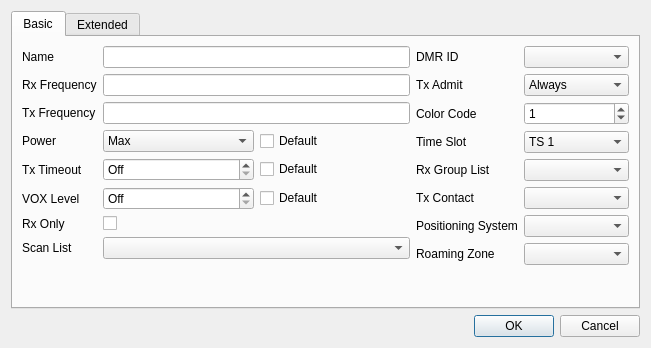
Old version of the form src/digitalchanneldialog.ui in the repository hmatuschek/qdmr.
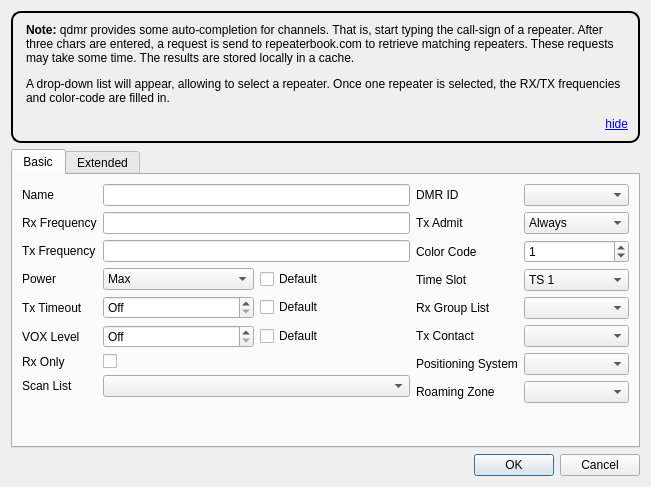
New version of the form. Custom widgets are drawn as their Qt base class.

Commit message: Added notes about auto-completion to channel dialogs. Fixes #258.

```diff
--- a/src/digitalchanneldialog.ui
+++ b/src/digitalchanneldialog.ui
@@ -7,13 +7,29 @@
     <x>0</x>
     <y>0</y>
     <width>651</width>
-    <height>348</height>
+    <height>487</height>
    </rect>
   </property>
   <property name="windowTitle">
    <string>Edit Digital Channel</string>
   </property>
   <layout class="QVBoxLayout" name="verticalLayout">
+   <item>
+    <widget class="QLabel" name="hintLabel">
+     <property name="styleSheet">
+      <string notr="true">padding:10px;border: 2px solid black; border-radius: 10px;</string>
+     </property>
+     <property name="text">
+      <string>&lt;html&gt;&lt;head/&gt;&lt;body&gt;&lt;p&gt;&lt;span style=&quot; font-weight:600;&quot;&gt;Note:&lt;/span&gt; qdmr provides some auto-completion for channels. That is, start typing the call-sign of a repeater. After three chars are entered, a request is send to repeaterbook.com to retrieve matching repeaters. These requests may take some time. The results are stored locally in a cache.&lt;/p&gt;&lt;p&gt;A drop-down list will appear, allowing to select a repeater. Once one repeater is selected, the RX/TX frequencies and color-code are filled in.&lt;/p&gt;&lt;p align=&quot;right&quot;&gt;&lt;a href=&quot;#hide&quot;&gt;&lt;span style=&quot; text-decoration: underline; color:#0000ff;&quot;&gt;hide&lt;/span&gt;&lt;/a&gt;&lt;/p&gt;&lt;/body&gt;&lt;/html&gt;</string>
+     </property>
+     <property name="textFormat">
+      <enum>Qt::RichText</enum>
+     </property>
+     <property name="wordWrap">
+      <bool>true</bool>
+     </property>
+    </widget>
+   </item>
    <item>
     <widget class="QTabWidget" name="tabWidget">
      <property name="currentIndex">
```
The commit also changes 8 other files.
